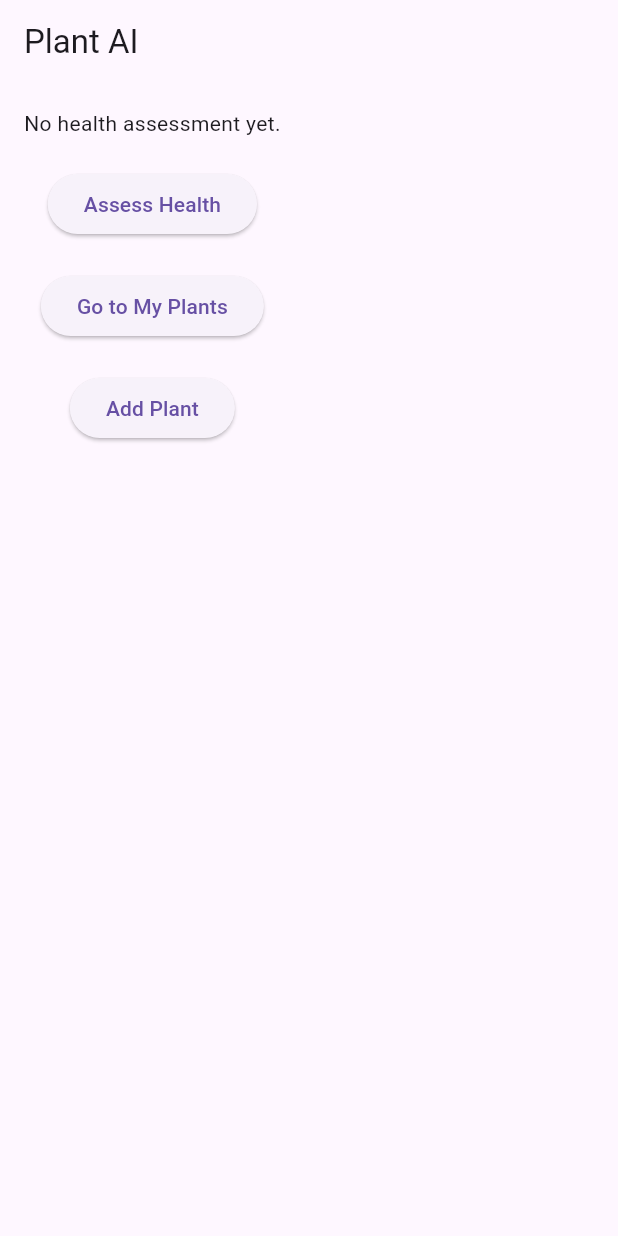
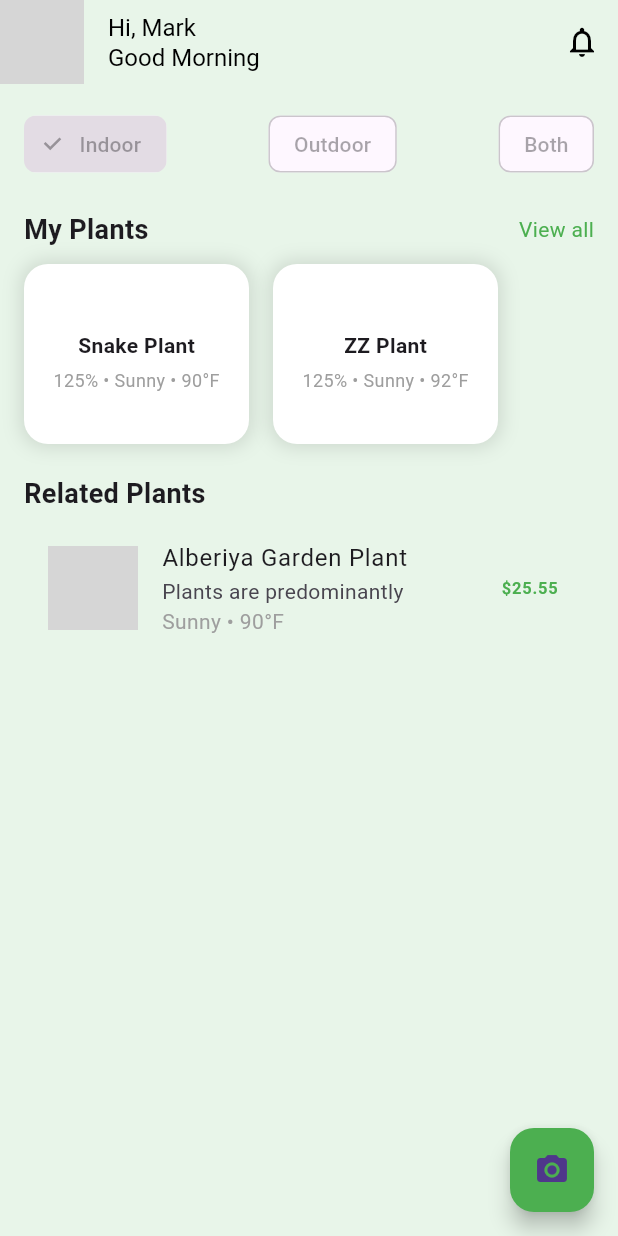
Before and after one commit to Mohammad-soqar/Plant_AI, a Flutter app: the screen it shows after launch, on a phone screen of 412 x 824 dp. Run offline on Flutter 3.47's test engine with Material 3 defaults, Android fonts, the phone set to English and light mode, and no system bars; our stand-ins replace cloud_firestore, firebase_auth, firebase_core, image_picker; accounts and stored records are empty; network calls fail; grey boxes are pictures that could not be loaded.

Commit message:
Adding homepage

```diff
--- a/lib/main.dart
+++ b/lib/main.dart
@@ -1,5 +1,6 @@
 import 'package:flutter/material.dart';
 import 'package:plantai/data/repositories/plant_repository.dart';
+import 'package:plantai/ui/views/home_page.dart';
 import 'package:plantai/ui/views/plant_list_view.dart';
 import 'package:plantai/viewmodels/add_edit_plant_viewmodel.dart';
 import 'package:plantai/viewmodels/plant_list_viewmodel.dart';
@@ -36,7 +37,7 @@ class MyApp extends StatelessWidget {
   Widget build(BuildContext context) {
     return MaterialApp(
       debugShowCheckedModeBanner: false,
-      home: PlantView(),
+      home: HomePage(),
     );
   }
 }
--- /dev/null
+++ b/lib/ui/views/home_page.dart
@@ -0,0 +1,138 @@
+import 'package:flutter/material.dart';
+
+class HomePage extends StatelessWidget {
+  const HomePage({super.key});
+
+  @override
+  Widget build(BuildContext context) {
+    return Scaffold(
+      backgroundColor: Colors.green[50],
+      appBar: AppBar(
+        elevation: 0,
+        backgroundColor: Colors.transparent,
+        leading: const CircleAvatar(
+          backgroundImage: NetworkImage('https://www.google.com/url?sa=i&url=https%3A%2F%2Fes.pinterest.com%2Fpin%2F606156431091159176%2F&psig=AOvVaw0W5wrCyRzNzv745_fqAMp5&ust=1737827702209000&source=images&cd=vfe&opi=89978449&ved=0CBQQjRxqFwoTCJigw-r2josDFQAAAAAdAAAAABAI'),
+        ),
+        title: const Text(
+          'Hi, Mark\nGood Morning',
+          style: TextStyle(color: Colors.black, fontSize: 16),
+        ),
+        actions: [
+          IconButton(
+            icon: const Icon(Icons.notifications_none, color: Colors.black),
+            onPressed: () {},
+          ),
+        ],
+      ),
+      body: SingleChildScrollView(
+        padding: const EdgeInsets.all(16.0),
+        child: Column(
+          crossAxisAlignment: CrossAxisAlignment.start,
+          children: [
+            // Toggle Buttons
+            Row(
+              mainAxisAlignment: MainAxisAlignment.spaceBetween,
+              children: [
+                ChoiceChip(label: const Text('Indoor'), selected: true),
+                ChoiceChip(label: const Text('Outdoor'), selected: false),
+                ChoiceChip(label: const Text('Both'), selected: false),
+              ],
+            ),
+            const SizedBox(height: 20),
+            // My Plants Section
+            Row(
+              mainAxisAlignment: MainAxisAlignment.spaceBetween,
+              children: const [
+                Text('My Plants', style: TextStyle(fontSize: 18, fontWeight: FontWeight.bold)),
+                Text('View all', style: TextStyle(color: Colors.green)),
+              ],
+            ),
+            const SizedBox(height: 10),
+            // My Plants Cards
+            SizedBox(
+              height: 120,
+              child: ListView(
+                scrollDirection: Axis.horizontal,
+                children: [
+                  PlantCard(plantName: 'Snake Plant', humidity: '125%', sunlight: 'Sunny', temperature: '90°F'),
+                  PlantCard(plantName: 'ZZ Plant', humidity: '125%', sunlight: 'Sunny', temperature: '92°F'),
+                ],
+              ),
+            ),
+            const SizedBox(height: 20),
+            // Related Plants Section
+            const Text('Related Plants', style: TextStyle(fontSize: 18, fontWeight: FontWeight.bold)),
+            const SizedBox(height: 10),
+            // Related Plants Cards
+            ListTile(
+              leading: const Image(
+                image: NetworkImage('https://www.google.com/url?sa=i&url=https%3A%2F%2Fes.pinterest.com%2Fpin%2F606156431091159176%2F&psig=AOvVaw0W5wrCyRzNzv745_fqAMp5&ust=1737827702209000&source=images&cd=vfe&opi=89978449&ved=0CBQQjRxqFwoTCJigw-r2josDFQAAAAAdAAAAABAI'),
+                height: 60,
+                width: 60,
+                fit: BoxFit.cover,
+              ),
+              title: const Text('Alberiya Garden Plant'),
+              subtitle: Column(
+                crossAxisAlignment: CrossAxisAlignment.start,
+                children: const [
+                  Text('Plants are predominantly'),
+                  Text('Sunny • 90°F', style: TextStyle(color: Colors.grey)),
+                ],
+              ),
+              trailing: const Text('\$25.55', style: TextStyle(color: Colors.green, fontWeight: FontWeight.bold)),
+            ),
+          ],
+        ),
+      ),
+      floatingActionButton: FloatingActionButton(
+        onPressed: () {},
+        backgroundColor: Colors.green,
+        child: const Icon(Icons.camera_alt),
+      ),
+    );
+  }
+}
+
+class PlantCard extends StatelessWidget {
+  final String plantName;
+  final String humidity;
+  final String sunlight;
+  final String temperature;
+
+  const PlantCard({
+    super.key,
+    required this.plantName,
+    required this.humidity,
+    required this.sunlight,
+    required this.temperature,
+  });
+
+  @override
+  Widget build(BuildContext context) {
+    return Container(
+      margin: const EdgeInsets.only(right: 16.0),
+      width: 150,
+      decoration: BoxDecoration(
+        color: Colors.white,
+        borderRadius: BorderRadius.circular(16.0),
+        boxShadow: [
+          BoxShadow(
+            color: Colors.black12,
+            blurRadius: 10.0,
+            spreadRadius: 2.0,
+          ),
+        ],
+      ),
+      child: Column(
+        mainAxisAlignment: MainAxisAlignment.center,
+        children: [
+
+          const SizedBox(height: 10),
+          Text(plantName, style: const TextStyle(fontWeight: FontWeight.bold)),
+          const SizedBox(height: 5),
+          Text('$humidity • $sunlight • $temperature', style: const TextStyle(fontSize: 12, color: Colors.grey)),
+        ],
+      ),
+    );
+  }
+}
```
